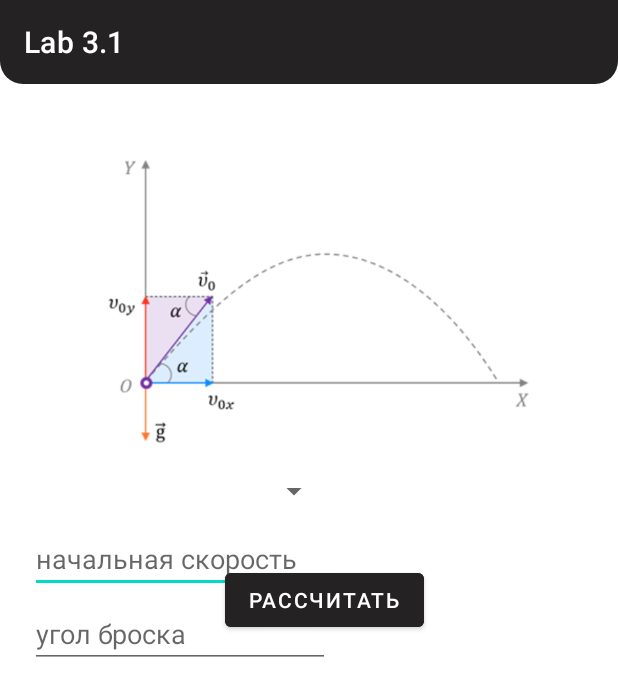
After one commit to drDeepl/institute-mobile-labs, an Android app: the ModelPointActivity screen opened directly, with no data from a screen before it, on a phone screen of 412 x 824 dp. The commit adds this screen. Shown: the top 696 px of the screen. Run offline under Robolectric (Android 15) with nearby library versions, the phone set to English and light mode, and no system bars.

Commit message:
added model activity of model motion material point

```diff
--- a/app/src/main/AndroidManifest.xml
+++ b/app/src/main/AndroidManifest.xml
@@ -12,6 +12,9 @@
         android:supportsRtl="true"
         android:theme="@style/Theme.Lab3"
         tools:targetApi="31">
+        <activity
+            android:name=".ModelPointActivity"
+            android:exported="false" />
         <activity
             android:name=".CarPriceCalcActivity"
             android:exported="false" />
--- /dev/null
+++ b/app/src/main/java/com/labs/lab3/ModelPointActivity.kt
@@ -0,0 +1,11 @@
+package com.labs.lab3
+
+import androidx.appcompat.app.AppCompatActivity
+import android.os.Bundle
+
+class ModelPointActivity : AppCompatActivity() {
+    override fun onCreate(savedInstanceState: Bundle?) {
+        super.onCreate(savedInstanceState)
+        setContentView(R.layout.activity_model_point)
+    }
+}
--- /dev/null
+++ b/app/src/main/java/com/labs/lab3/services/ModelMotionPoint.kt
@@ -0,0 +1,20 @@
+package com.labs.lab3.services
+
+
+
+class ModelMotionPoint(private var x0: Double, private var y0:Double) {
+    private val g: Double = 9.81
+    fun AngleShot(v0:Double, alphaDegree: Double, t:Int): Map<String,Double>{
+        val alphaRadian = alphaDegree * Math.PI/180
+
+        var newX: Double = x0;
+        var newY: Double = y0;
+        for(_t in 0..t){
+            newX += v0* Math.cos(alphaRadian) *_t
+            newY += v0 * Math.sin(alphaRadian) * _t - (g*_t*_t/2)
+
+        }
+        return  mapOf("x" to newX, "y" to newY)
+
+    }
+}
--- a/app/src/main/res/layout/activity_car_price_calc.xml
+++ b/app/src/main/res/layout/activity_car_price_calc.xml
@@ -92,7 +92,7 @@
         app:layout_constraintStart_toStartOf="parent" />
 
     <Button
-        android:id="@+id/btn_activity_car_price_calc"
+        android:id="@+id/btn_activity_motion_point"
         android:layout_width="wrap_content"
         android:layout_height="wrap_content"
         android:layout_marginBottom="6dp"
--- /dev/null
+++ b/app/src/main/res/layout/activity_model_point.xml
@@ -0,0 +1,77 @@
+<?xml version="1.0" encoding="utf-8"?>
+<androidx.constraintlayout.widget.ConstraintLayout xmlns:android="http://schemas.android.com/apk/res/android"
+    xmlns:app="http://schemas.android.com/apk/res-auto"
+    xmlns:tools="http://schemas.android.com/tools"
+    android:layout_width="match_parent"
+    android:layout_height="match_parent"
+    tools:context=".ModelPointActivity">
+
+    <androidx.appcompat.widget.Toolbar
+        android:id="@+id/toolbar"
+        android:layout_width="412dp"
+        android:layout_height="wrap_content"
+        android:background="@drawable/roundstyle"
+        android:minHeight="?attr/actionBarSize"
+        android:theme="?attr/actionBarTheme"
+        app:layout_constraintStart_toStartOf="parent"
+        app:layout_constraintTop_toTopOf="parent"
+        app:title="Lab 3.1" />
+
+    <ImageView
+        android:id="@+id/imageMotionPoint"
+        android:layout_width="405dp"
+        android:layout_height="200dp"
+        android:layout_marginTop="100dp"
+        android:layout_marginLeft="10dp"
+        android:src="@drawable/shot"
+        app:layout_constraintStart_toStartOf="parent"
+        app:layout_constraintTop_toTopOf="parent" />
+
+
+    <Spinner
+        android:id="@+id/currencySpinner"
+        android:layout_width="200dp"
+        android:layout_height="40dp"
+        android:layout_marginTop="307dp"
+        android:layout_marginLeft="20dp"
+        app:layout_constraintStart_toStartOf="parent"
+        app:layout_constraintTop_toTopOf="parent"/>
+
+    <EditText
+        android:id = "@+id/inputV0"
+        android:layout_width="200dp"
+        android:layout_height="wrap_content"
+        android:layout_marginTop="350dp"
+        android:layout_marginLeft="20dp"
+        android:hint="начальная скорость"
+        app:layout_constraintStart_toStartOf="parent"
+        app:layout_constraintTop_toTopOf="parent"
+        />
+
+    <EditText
+        android:id = "@+id/inputAlpha"
+        android:layout_width="200dp"
+        android:layout_height="wrap_content"
+        android:layout_marginTop="400dp"
+        android:layout_marginLeft="20dp"
+        android:hint="угол броска"
+        app:layout_constraintStart_toStartOf="parent"
+        app:layout_constraintTop_toTopOf="parent"
+        />
+
+    <Button
+        android:id="@+id/btn_calc_time_fly"
+        android:layout_width="wrap_content"
+        android:layout_height="wrap_content"
+        android:layout_marginBottom="400dp"
+        android:layout_marginLeft="20dp"
+        android:text="рассчитать"
+        style="@style/PrimaryButton"
+        app:layout_constraintBottom_toBottomOf="parent"
+        app:layout_constraintEnd_toEndOf="parent"
+        app:layout_constraintHorizontal_bias="0.5"
+        app:layout_constraintStart_toStartOf="parent" />
+
+
+
+</androidx.constraintlayout.widget.ConstraintLayout>
```
Also changed, not shown: app/src/main/res/drawable-mdpi/shot.png (added), app/src/main/res/drawable/image/shot.png (added).
